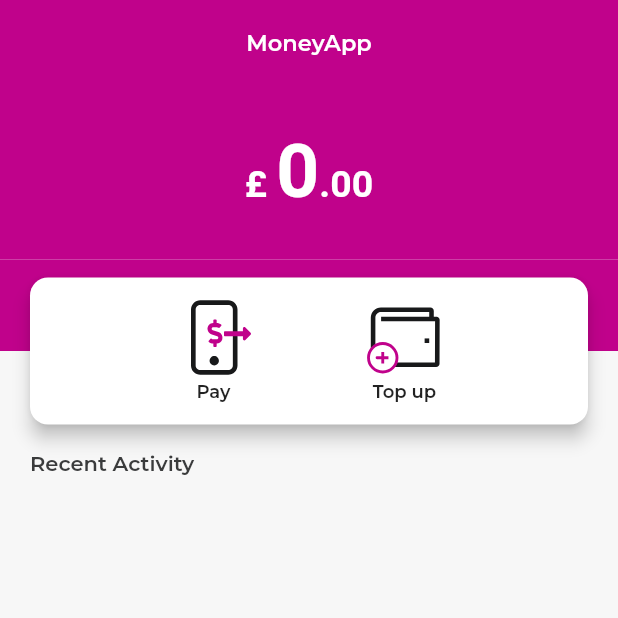
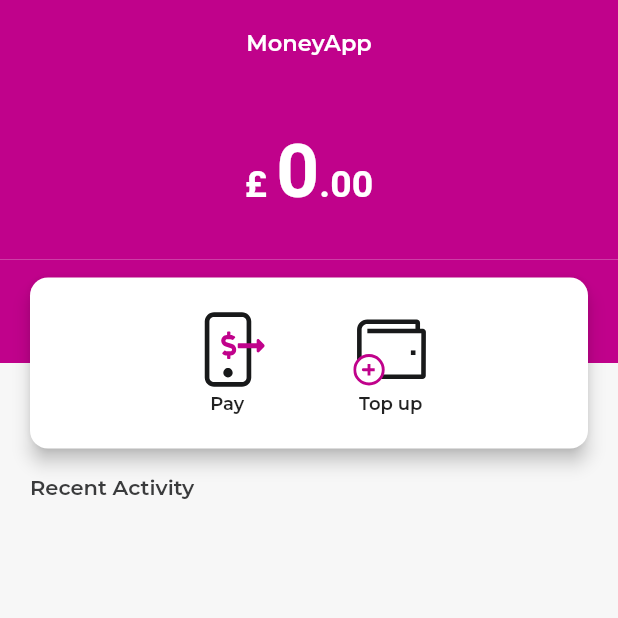
Before and after one commit to SamadiPour/Payment-App-TestTask, a Flutter app: the screen it shows after launch, on a phone screen of 412 x 824 dp, the top half of it. Run offline on Flutter 3.47's test engine with Material 2 defaults, Android fonts, the phone set to English and light mode, and no system bars; our stand-ins replace flutter_svg, get, google_fonts; missing offline and left inert: enum_to_string; statements that could not run were skipped; project files that could hold a hidden picture were left out.

Commit message:
Extract Clickable Icon Widget

```diff
--- a/lib/screens/transaction_screen.dart
+++ b/lib/screens/transaction_screen.dart
@@ -1,10 +1,10 @@
 import 'package:flutter/material.dart';
-import 'package:flutter_svg/flutter_svg.dart';
 import 'package:get/get.dart';
 import 'package:payment_app_test_task/controllers/recent_activity_controller.dart';
 import 'package:payment_app_test_task/data/dummy_activities.dart';
 import 'package:payment_app_test_task/models/activity_model.dart';
 import 'package:payment_app_test_task/utils/global_colors.dart';
+import 'package:payment_app_test_task/widgets/clickable_icon_widget.dart';
 import 'package:payment_app_test_task/widgets/custom_app_bar.dart';
 import 'package:payment_app_test_task/widgets/group_activity.dart';
 import 'package:payment_app_test_task/widgets/price_widget.dart';
@@ -88,38 +88,23 @@ class _TransactionScreenState extends State<TransactionScreen> {
               elevation: 5,
               child: Padding(
                 padding: const EdgeInsets.symmetric(
-                  horizontal: 20,
+                  horizontal: 15,
                   vertical: 15,
                 ),
-                child: Row(
-                  crossAxisAlignment: CrossAxisAlignment.center,
-                  mainAxisAlignment: MainAxisAlignment.spaceEvenly,
+                child: Wrap(
+                  spacing: 25,
+                  runSpacing: 20,
+                  alignment: WrapAlignment.center,
                   children: [
-                    Column(
-                      children: [
-                        SvgPicture.asset('assets/icons/phone_icon.svg'),
-                        SizedBox(height: 3),
-                        Text(
-                          'Pay',
-                          style: TextStyle(
-                            fontSize: 12,
-                            fontWeight: FontWeight.w600,
-                          ),
-                        ),
-                      ],
+                    ClickableIconWidget(
+                      title: 'Pay',
+                      svgPath: 'assets/icons/phone_icon.svg',
+                      onPressed: () {},
                     ),
-                    Column(
-                      children: [
-                        SvgPicture.asset('assets/icons/wallet_icon.svg'),
-                        SizedBox(height: 3),
-                        Text(
-                          'Top up',
-                          style: TextStyle(
-                            fontSize: 12,
-                            fontWeight: FontWeight.w600,
-                          ),
-                        ),
-                      ],
+                    ClickableIconWidget(
+                      title: 'Top up',
+                      svgPath: 'assets/icons/wallet_icon.svg',
+                      onPressed: () {},
                     ),
                   ],
                 ),
--- /dev/null
+++ b/lib/widgets/clickable_icon_widget.dart
@@ -0,0 +1,37 @@
+import 'package:flutter/material.dart';
+import 'package:flutter_svg/flutter_svg.dart';
+
+class ClickableIconWidget extends StatelessWidget {
+  final VoidCallback? onPressed;
+  final String title;
+  final String svgPath;
+
+  ClickableIconWidget({
+    this.onPressed,
+    required this.title,
+    required this.svgPath,
+  });
+
+  @override
+  Widget build(BuildContext context) {
+    return IconButton(
+      icon: Column(
+        children: [
+          SvgPicture.asset(svgPath),
+          SizedBox(height: 3),
+          Text(
+            title,
+            maxLines: 1,
+            style: TextStyle(
+              fontSize: 12,
+              fontWeight: FontWeight.w600,
+            ),
+          ),
+        ],
+      ),
+      iconSize: 68,
+      splashRadius: 50,
+      onPressed: onPressed,
+    );
+  }
+}
```
